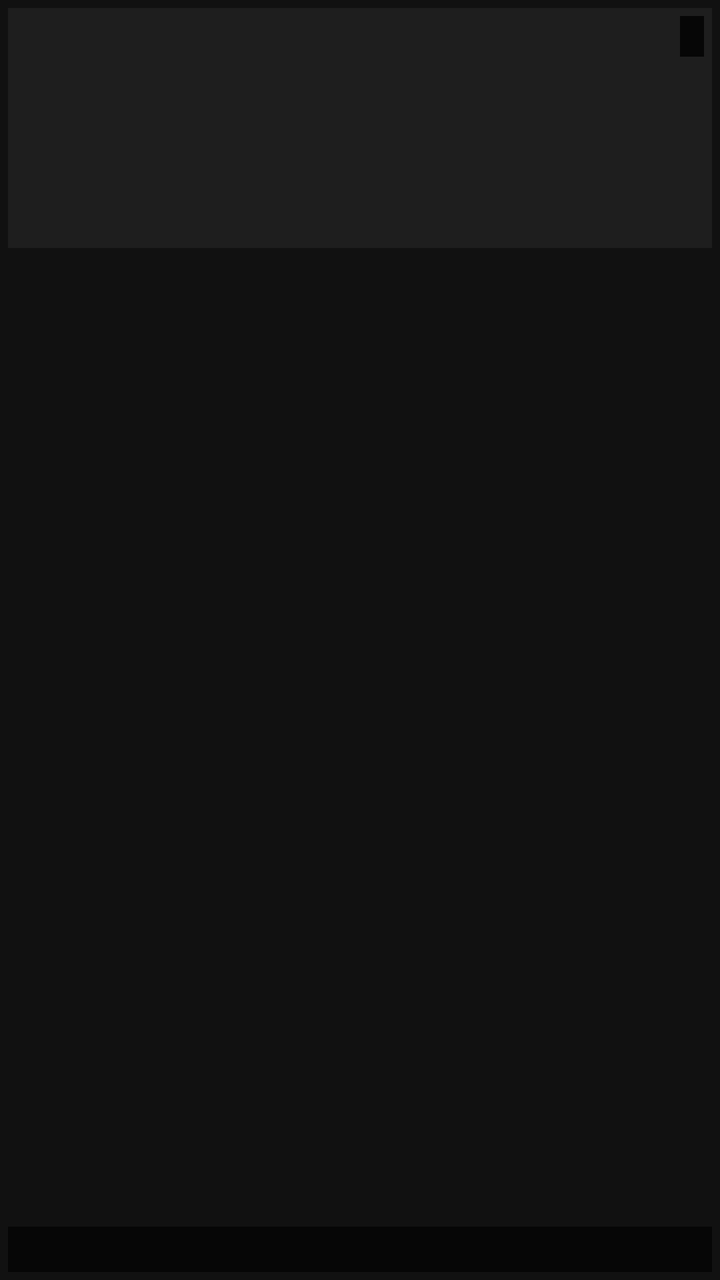
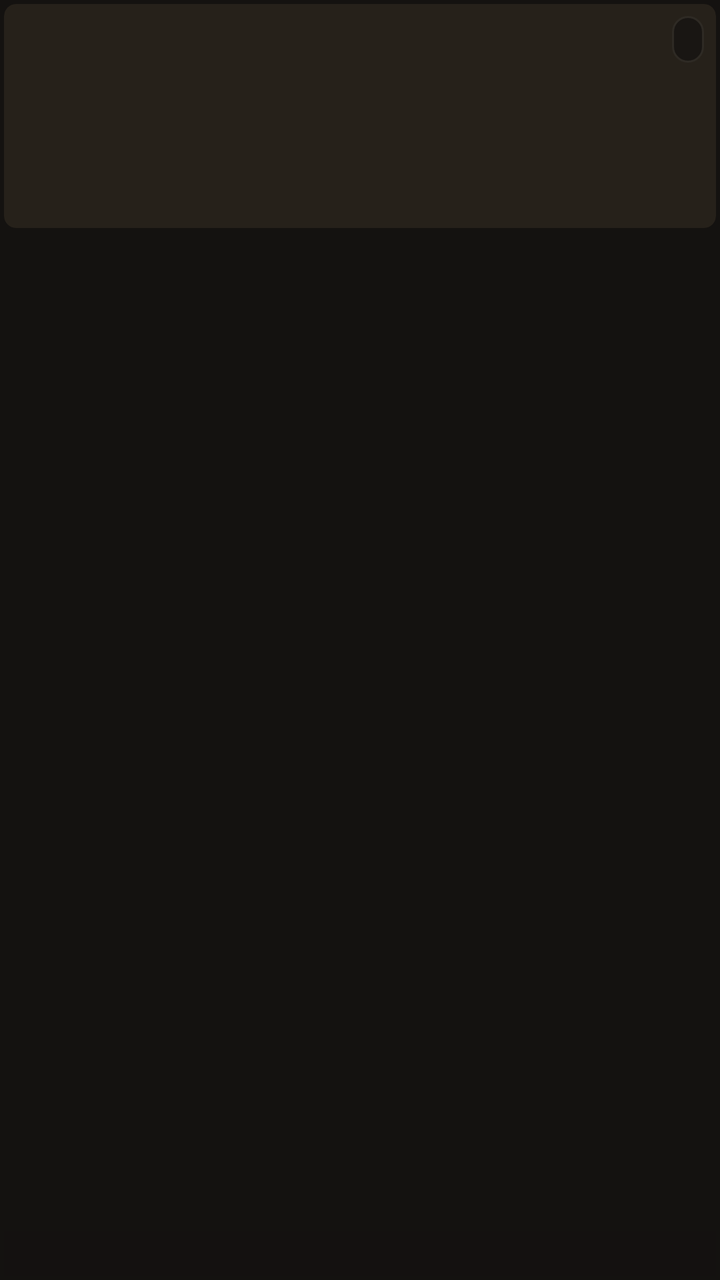

Compare the two renders of this Android layout. The source of the first and the diff that turns it into the second are given below.
<!-- AndroidManifest.xml: application theme Theme.PoseMirror -->
<!-- res/layout/item_result.xml -->
<?xml version="1.0" encoding="utf-8"?>
<FrameLayout xmlns:android="http://schemas.android.com/apk/res/android"
    android:layout_width="match_parent"
    android:layout_height="wrap_content"
    android:padding="4dp">

    <ImageView
        android:id="@+id/thumb"
        android:layout_width="match_parent"
        android:layout_height="120dp"
        android:scaleType="centerCrop"
        android:background="#1E1E1E" />

    <TextView
        android:id="@+id/score"
        android:layout_width="wrap_content"
        android:layout_height="wrap_content"
        android:layout_gravity="top|end"
        android:layout_margin="4dp"
        android:background="#CC000000"
        android:paddingStart="6dp"
        android:paddingEnd="6dp"
        android:paddingTop="2dp"
        android:paddingBottom="2dp"
        android:textColor="#FFD54F"
        android:textSize="12sp"
        android:textStyle="bold" />

    
    <TextView
        android:id="@+id/star"
        android:layout_width="wrap_content"
        android:layout_height="wrap_content"
        android:layout_gravity="top|start"
        android:layout_margin="4dp"
        android:background="#CC000000"
        android:paddingStart="6dp"
        android:paddingEnd="6dp"
        android:paddingTop="2dp"
        android:paddingBottom="2dp"
        android:text="★"
        android:textColor="#FFD54F"
        android:textSize="13sp"
        android:visibility="gone" />

    <TextView
        android:id="@+id/title"
        android:layout_width="match_parent"
        android:layout_height="wrap_content"
        android:layout_gravity="bottom"
        android:background="#AA000000"
        android:ellipsize="end"
        android:maxLines="1"
        android:padding="4dp"
        android:textColor="#FFFFFF"
        android:textSize="11sp" />
</FrameLayout>
<!-- resources referenced by this layout -->
<resources>
  <style name="Theme.PoseMirror" parent="Theme.AppCompat.Light.NoActionBar">
          <item name="colorPrimary">#FFD54F</item>
          <item name="colorPrimaryDark">#111111</item>
          <item name="colorAccent">#FFD54F</item>
          <item name="android:windowBackground">#111111</item>
      </style>
</resources>

<!-- the commit's change to res/layout/item_result.xml (unified diff, before → after) -->
@@ -1,57 +1,58 @@
 <?xml version="1.0" encoding="utf-8"?>
 <FrameLayout xmlns:android="http://schemas.android.com/apk/res/android"
+    xmlns:app="http://schemas.android.com/apk/res-auto"
     android:layout_width="match_parent"
     android:layout_height="wrap_content"
-    android:padding="4dp">
+    android:padding="2dp">
 
     <ImageView
         android:id="@+id/thumb"
         android:layout_width="match_parent"
-        android:layout_height="120dp"
-        android:scaleType="centerCrop"
-        android:background="#1E1E1E" />
+        android:layout_height="@dimen/thumb_h"
+        android:background="@drawable/bg_skeleton"
+        android:clipToOutline="true"
+        android:scaleType="centerCrop" />
 
     <TextView
         android:id="@+id/score"
         android:layout_width="wrap_content"
         android:layout_height="wrap_content"
         android:layout_gravity="top|end"
-        android:layout_margin="4dp"
-        android:background="#CC000000"
-        android:paddingStart="6dp"
-        android:paddingEnd="6dp"
-        android:paddingTop="2dp"
-        android:paddingBottom="2dp"
-        android:textColor="#FFD54F"
-        android:textSize="12sp"
+        android:layout_margin="6dp"
+        android:background="@drawable/bg_pill"
+        android:fontFamily="@font/space_grotesk"
+        android:paddingStart="8dp"
+        android:paddingTop="3dp"
+        android:paddingEnd="8dp"
+        android:paddingBottom="3dp"
+        android:textColor="@color/gold_bright"
+        android:textSize="@dimen/text_caption"
         android:textStyle="bold" />
 
-    
-    <TextView
+    <ImageView
         android:id="@+id/star"
-        android:layout_width="wrap_content"
-        android:layout_height="wrap_content"
+        android:layout_width="22dp"
+        android:layout_height="22dp"
         android:layout_gravity="top|start"
-        android:layout_margin="4dp"
-        android:background="#CC000000"
-        android:paddingStart="6dp"
-        android:paddingEnd="6dp"
-        android:paddingTop="2dp"
-        android:paddingBottom="2dp"
-        android:text="★"
-        android:textColor="#FFD54F"
-        android:textSize="13sp"
-        android:visibility="gone" />
+        android:layout_margin="6dp"
+        android:background="@drawable/bg_pill"
+        android:padding="3dp"
+        android:src="@drawable/ic_star_filled"
+        android:visibility="gone"
+        app:tint="@color/gold" />
 
     <TextView
         android:id="@+id/title"
         android:layout_width="match_parent"
         android:layout_height="wrap_content"
         android:layout_gravity="bottom"
-        android:background="#AA000000"
+        android:background="@color/scrim"
         android:ellipsize="end"
         android:maxLines="1"
-        android:padding="4dp"
-        android:textColor="#FFFFFF"
-        android:textSize="11sp" />
+        android:paddingStart="6dp"
+        android:paddingTop="4dp"
+        android:paddingEnd="6dp"
+        android:paddingBottom="4dp"
+        android:textColor="@color/ink"
+        android:textSize="@dimen/text_micro" />
 </FrameLayout>
<!-- resource entries referenced after the edit -->
@@ -1,10 +1,65 @@
 <!-- resources referenced by this layout -->
 <resources>
-  <style name="Theme.PoseMirror" parent="Theme.AppCompat.Light.NoActionBar">
-          <item name="colorPrimary">#FFD54F</item>
-          <item name="colorPrimaryDark">#111111</item>
-          <item name="colorAccent">#FFD54F</item>
-          <item name="android:windowBackground">#111111</item>
+  <color name="gold">#D9A441</color>
+  <color name="gold_bright">#F2CE7E</color>
+  <color name="ink">#F5F1E8</color>
+  <color name="scrim">#B3141210</color>
+  <dimen name="text_caption">12sp</dimen>
+  <dimen name="text_micro">11sp</dimen>
+  <dimen name="thumb_h">112dp</dimen>
+  <!-- drawable bg_pill (drawable) -->
+  <?xml version="1.0" encoding="utf-8"?>
+  <shape xmlns:android="http://schemas.android.com/apk/res/android" android:shape="rectangle">
+      <solid android:color="@color/scrim" />
+      <stroke android:width="@dimen/hairline_w" android:color="@color/hairline" />
+      <corners android:radius="16dp" />
+  </shape>
+  <!-- drawable bg_skeleton (drawable) -->
+  <?xml version="1.0" encoding="utf-8"?>
+  <shape xmlns:android="http://schemas.android.com/apk/res/android" android:shape="rectangle">
+      <solid android:color="@color/surface2" />
+      <corners android:radius="@dimen/corner_s" />
+  </shape>
+  <!-- drawable ic_star_filled (drawable) -->
+  <vector xmlns:android="http://schemas.android.com/apk/res/android"
+      android:width="24dp" android:height="24dp"
+      android:viewportWidth="24" android:viewportHeight="24"
+      android:tint="?attr/colorControlNormal">
+      
+      <path android:fillColor="@android:color/white" android:pathData="M12 17.27L18.18 21l-1.64-7.03L22 9.24l-7.19-.61L12 2 9.19 8.63 2 9.24l5.46 4.73L5.82 21z" />
+  </vector>
+  <style name="Theme.PoseMirror" parent="Theme.Material3.Dark.NoActionBar">
+          <item name="colorPrimary">@color/gold</item>
+          <item name="colorOnPrimary">@color/gold_ink</item>
+          <item name="colorPrimaryContainer">@color/gold_container</item>
+          <item name="colorOnPrimaryContainer">@color/gold_bright</item>
+          <item name="colorSecondary">@color/muted</item>
+          <item name="colorOnSecondary">@color/bg</item>
+          <item name="colorSecondaryContainer">@color/gold_container</item>
+          <item name="colorOnSecondaryContainer">@color/gold_bright</item>
+          <item name="android:colorBackground">@color/bg</item>
+          <item name="colorSurface">@color/bg</item>
+          <item name="colorOnSurface">@color/ink</item>
+          <item name="colorSurfaceVariant">@color/surface</item>
+          <item name="colorOnSurfaceVariant">@color/muted</item>
+          <item name="colorSurfaceContainer">@color/surface</item>
+          <item name="colorSurfaceContainerHigh">@color/surface2</item>
+          <item name="colorOutline">@color/hairline</item>
+          <item name="colorOutlineVariant">@color/hairline</item>
+          <item name="colorError">@color/error</item>
+          <item name="android:windowBackground">@color/bg</item>
+          <item name="android:statusBarColor">@color/bg</item>
+          <item name="android:navigationBarColor">@color/bg</item>
       </style>
+  <dimen name="hairline_w">1dp</dimen>
+  <color name="hairline">#2E2A24</color>
+  <color name="surface2">#26211A</color>
+  <dimen name="corner_s">6dp</dimen>
+  <color name="gold_ink">#1A1408</color>
+  <color name="gold_container">#3A2C10</color>
+  <color name="muted">#A8A29A</color>
+  <color name="bg">#141210</color>
+  <color name="surface">#1E1B16</color>
+  <color name="error">#E5484D</color>
 </resources>
 
